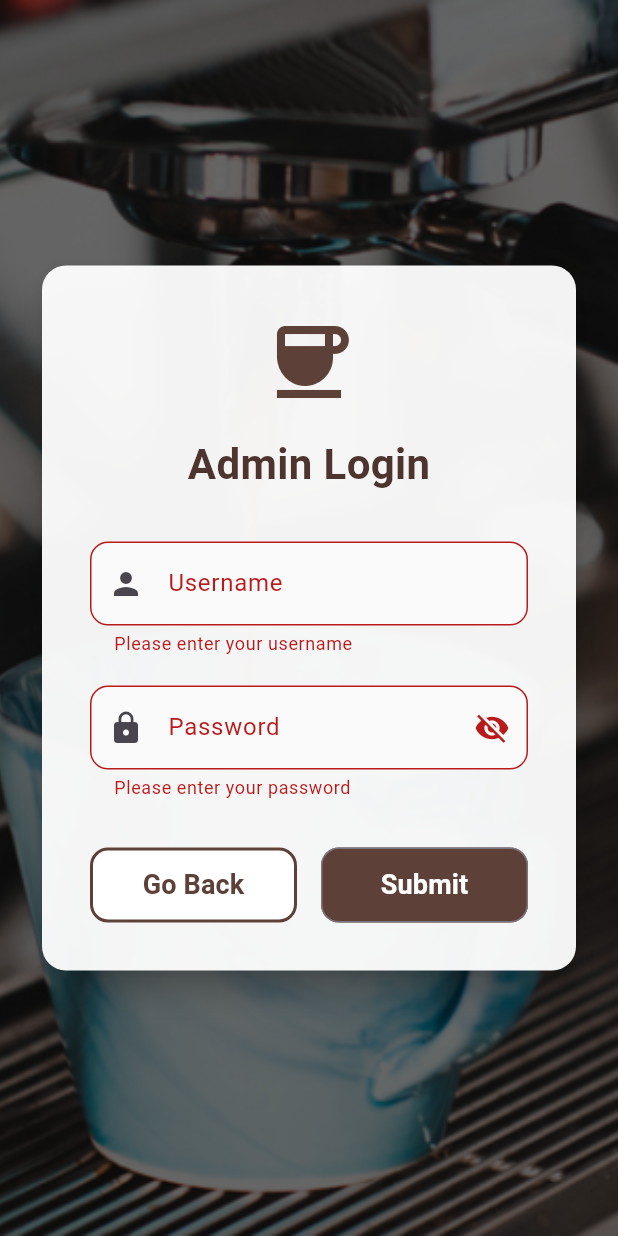
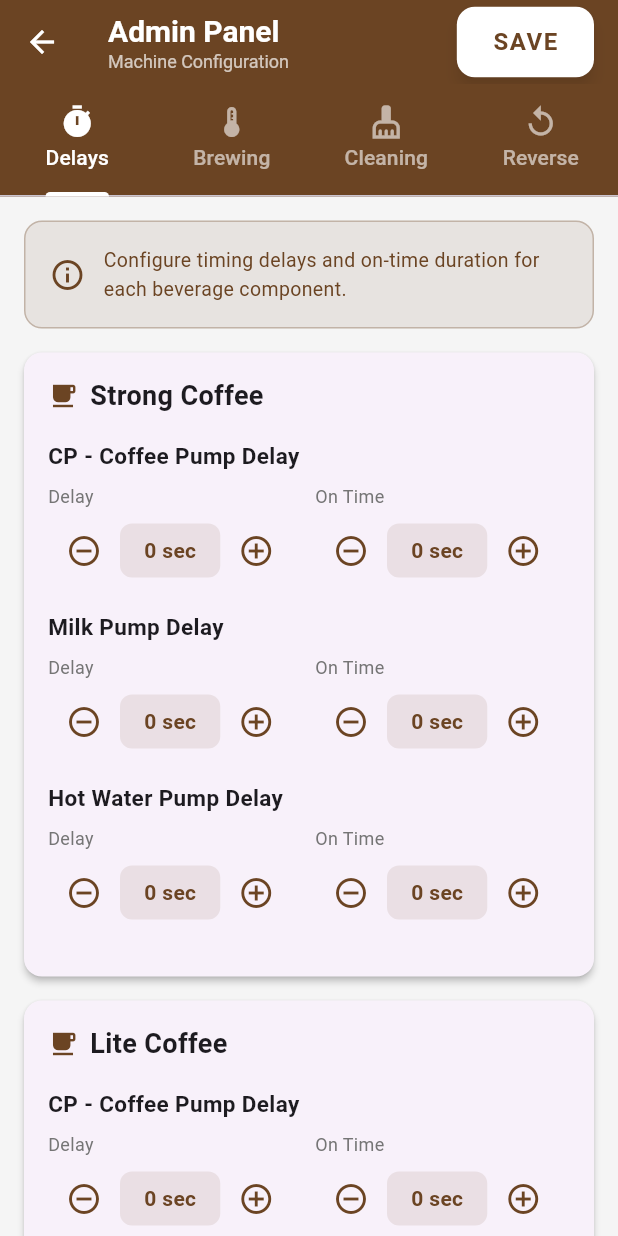
Before and after one commit to its-Thanush/coffee_vending, a Flutter app: the adminScreenLogin screen opened directly, after a tap on "Submit", on a phone screen of 412 x 824 dp. Run offline on Flutter 3.47's test engine with Material 3 defaults, Android fonts, the phone set to English and light mode, and no system bars.

Commit message:
AdminPanel

```diff
--- /dev/null
+++ b/lib/Screens/AdminPanel/tab/AdminPanelT.dart
@@ -0,0 +1,591 @@
+import 'package:flutter/material.dart';
+
+class Adminpanel extends StatefulWidget {
+  const Adminpanel({super.key});
+
+  @override
+  State<Adminpanel> createState() => _AdminpanelState();
+}
+
+class _AdminpanelState extends State<Adminpanel> with SingleTickerProviderStateMixin {
+  late TabController _tabController;
+
+  // Delay Settings
+  final Map<String, Map<String, int>> _delaySettings = {
+    'strongCoffee': {'cpDelay': 0, 'cpOnTime': 0, 'milkDelay': 0, 'milkOnTime': 0, 'waterDelay': 0, 'waterOnTime': 0},
+    'liteCoffee': {'cpDelay': 0, 'cpOnTime': 0, 'milkDelay': 0, 'milkOnTime': 0, 'waterDelay': 0, 'waterOnTime': 0},
+    'blackCoffee': {'ctpDelay': 0, 'ctpOnTime': 0, 'waterDelay': 0, 'waterOnTime': 0},
+    'strongTea': {'ttpDelay': 0, 'ttpOnTime': 0, 'milkDelay': 0, 'milkOnTime': 0, 'waterDelay': 0, 'waterOnTime': 0},
+    'liteTea': {'ttpDelay': 0, 'ttpOnTime': 0, 'milkDelay': 0, 'milkOnTime': 0, 'waterDelay': 0, 'waterOnTime': 0},
+    'blackTea': {'ttpDelay': 0, 'ttpOnTime': 0, 'waterDelay': 0, 'waterOnTime': 0},
+    'dipTea': {'waterDelay': 0, 'waterOnTime': 0, 'milkDelay': 0, 'milkOnTime': 0},
+    'hotMilk': {'milkDelay': 0, 'milkOnTime': 0, 'waterDelay': 0, 'waterOnTime': 0},
+    'hotWater': {'waterValveDelay': 0, 'waterValveOnTime': 0},
+  };
+
+  // Brewing Settings
+  double _coffeeTemp = 85.0;
+  double _teaTemp = 90.0;
+
+  // Cleaning Settings
+  int _teaClean = 10;
+  int _coffeeClean = 10;
+  int _milkClean = 15;
+
+  // Reverse Timing
+  int _milkPump = 5;
+  int _teaPump = 5;
+  int _coffeePump = 5;
+
+  @override
+  void initState() {
+    super.initState();
+    _tabController = TabController(length: 4, vsync: this);
+  }
+
+  @override
+  void dispose() {
+    _tabController.dispose();
+    super.dispose();
+  }
+
+  void _saveSettings() {
+    // Implement your save logic here
+    ScaffoldMessenger.of(context).showSnackBar(
+      const SnackBar(
+        content: Text('Settings saved successfully!'),
+        backgroundColor: Color(0xFF6B4423),
+        duration: Duration(seconds: 2),
+      ),
+    );
+  }
+
+  @override
+  Widget build(BuildContext context) {
+    return Scaffold(
+      backgroundColor: Colors.grey[100],
+      appBar: AppBar(
+        backgroundColor: const Color(0xFF6B4423),
+        foregroundColor: Colors.white,
+        title: const Column(
+          crossAxisAlignment: CrossAxisAlignment.start,
+          children: [
+            Text('Admin Panel', style: TextStyle(fontSize: 20, fontWeight: FontWeight.bold, color: Colors.white)),
+            Text('Machine Configuration', style: TextStyle(fontSize: 12, fontWeight: FontWeight.normal, color: Colors.white70)),
+          ],
+        ),
+        actions: [
+          Padding(
+            padding: const EdgeInsets.only(right: 16),
+            child: ElevatedButton.icon(
+              onPressed: _saveSettings,
+              label: const Text('SAVE', style: TextStyle(fontSize: 16, fontWeight: FontWeight.bold, letterSpacing: 1)),
+              style: ElevatedButton.styleFrom(
+                backgroundColor: Colors.white,
+                foregroundColor: const Color(0xFF6B4423),
+                elevation: 4,
+                shadowColor: Colors.black45,
+                padding: const EdgeInsets.symmetric(horizontal: 24, vertical: 12),
+                shape: RoundedRectangleBorder(
+                  borderRadius: BorderRadius.circular(12),
+                ),
+              ),
+            ),
+          ),
+        ],
+        bottom: TabBar(
+          controller: _tabController,
+          indicatorColor: Colors.white,
+          indicatorWeight: 3,
+          isScrollable: false,
+          labelColor: Colors.white,
+          unselectedLabelColor: Colors.white60,
+          tabs: const [
+            Tab(icon: Icon(Icons.timer), text: 'Delays'),
+            Tab(icon: Icon(Icons.thermostat), text: 'Brewing'),
+            Tab(icon: Icon(Icons.cleaning_services), text: 'Cleaning'),
+            Tab(icon: Icon(Icons.replay), text: 'Reverse'),
+          ],
+        ),
+      ),
+      body: TabBarView(
+        controller: _tabController,
+        children: [
+          _buildDelaySettings(),
+          _buildBrewingSettings(),
+          _buildCleaningSettings(),
+          _buildReverseSettings(),
+        ],
+      ),
+    );
+  }
+
+  // Delay Settings Tab
+  Widget _buildDelaySettings() {
+    return SingleChildScrollView(
+      padding: const EdgeInsets.all(16),
+      child: Column(
+        children: [
+          _buildInfoCard('Configure timing delays and on-time duration for each beverage component.'),
+          const SizedBox(height: 16),
+          _buildDelayCard('Strong Coffee', 'strongCoffee', [
+            {'key': 'cpDelay', 'label': 'CP - Coffee Pump Delay', 'onTimeKey': 'cpOnTime'},
+            {'key': 'milkDelay', 'label': 'Milk Pump Delay', 'onTimeKey': 'milkOnTime'},
+            {'key': 'waterDelay', 'label': 'Hot Water Pump Delay', 'onTimeKey': 'waterOnTime'},
+          ]),
+          _buildDelayCard('Lite Coffee', 'liteCoffee', [
+            {'key': 'cpDelay', 'label': 'CP - Coffee Pump Delay', 'onTimeKey': 'cpOnTime'},
+            {'key': 'milkDelay', 'label': 'Milk Pump Delay', 'onTimeKey': 'milkOnTime'},
+            {'key': 'waterDelay', 'label': 'Hot Water Pump Delay', 'onTimeKey': 'waterOnTime'},
+          ]),
+          _buildDelayCard('Black Coffee', 'blackCoffee', [
+            {'key': 'ctpDelay', 'label': 'CTP - Coffee Pump Delay', 'onTimeKey': 'ctpOnTime'},
+            {'key': 'waterDelay', 'label': 'Hot Water Pump Delay', 'onTimeKey': 'waterOnTime'},
+          ]),
+          _buildDelayCard('Strong Tea', 'strongTea', [
+            {'key': 'ttpDelay', 'label': 'TTP - Tea Pump Delay', 'onTimeKey': 'ttpOnTime'},
+            {'key': 'milkDelay', 'label': 'Milk Pump Delay', 'onTimeKey': 'milkOnTime'},
+            {'key': 'waterDelay', 'label': 'Hot Water Pump Delay', 'onTimeKey': 'waterOnTime'},
+          ]),
+          _buildDelayCard('Lite Tea', 'liteTea', [
+            {'key': 'ttpDelay', 'label': 'TTP - Tea Pump Delay', 'onTimeKey': 'ttpOnTime'},
+            {'key': 'milkDelay', 'label': 'Milk Pump Delay', 'onTimeKey': 'milkOnTime'},
+            {'key': 'waterDelay', 'label': 'Hot Water Pump Delay', 'onTimeKey': 'waterOnTime'},
+          ]),
+          _buildDelayCard('Black Tea', 'blackTea', [
+            {'key': 'ttpDelay', 'label': 'TTP - Tea Pump Delay', 'onTimeKey': 'ttpOnTime'},
+            {'key': 'waterDelay', 'label': 'Hot Water Pump Delay', 'onTimeKey': 'waterOnTime'},
+          ]),
+          _buildDelayCard('Dip Tea', 'dipTea', [
+            {'key': 'waterDelay', 'label': 'Hot Water Pump Delay', 'onTimeKey': 'waterOnTime'},
+            {'key': 'milkDelay', 'label': 'Milk Pump Delay', 'onTimeKey': 'milkOnTime'},
+          ]),
+          _buildDelayCard('Hot Milk', 'hotMilk', [
+            {'key': 'milkDelay', 'label': 'Milk Pump Delay', 'onTimeKey': 'milkOnTime'},
+            {'key': 'waterDelay', 'label': 'Hot Water Pump Delay', 'onTimeKey': 'waterOnTime'},
+          ]),
+          _buildDelayCard('Hot Water', 'hotWater', [
+            {'key': 'waterValveDelay', 'label': 'Hot Water Valve Delay', 'onTimeKey': 'waterValveOnTime'},
+          ]),
+        ],
+      ),
+    );
+  }
+
+  Widget _buildDelayCard(String title, String beverageKey, List<Map<String, String>> fields) {
+    return Card(
+      margin: const EdgeInsets.only(bottom: 16),
+      elevation: 2,
+      shape: RoundedRectangleBorder(borderRadius: BorderRadius.circular(12)),
+      child: Padding(
+        padding: const EdgeInsets.all(16),
+        child: Column(
+          crossAxisAlignment: CrossAxisAlignment.start,
+          children: [
+            Row(
+              children: [
+                Icon(Icons.local_cafe, color: const Color(0xFF6B4423), size: 20),
+                const SizedBox(width: 8),
+                Text(
+                  title,
+                  style: const TextStyle(fontSize: 18, fontWeight: FontWeight.bold),
+                ),
+              ],
+            ),
+            const SizedBox(height: 16),
+            ...fields.map((field) => Padding(
+              padding: const EdgeInsets.only(bottom: 16),
+              child: _buildDelayRow(
+                field['label']!,
+                _delaySettings[beverageKey]![field['key']]!,
+                _delaySettings[beverageKey]![field['onTimeKey']!]!,
+                    (delayValue) {
+                  setState(() {
+                    _delaySettings[beverageKey]![field['key']!] = delayValue;
+                  });
+                },
+                    (onTimeValue) {
+                  setState(() {
+                    _delaySettings[beverageKey]![field['onTimeKey']!] = onTimeValue;
+                  });
+                },
+              ),
+            )).toList(),
+          ],
+        ),
+      ),
+    );
+  }
+
+  Widget _buildDelayRow(String label, int delayValue, int onTimeValue, Function(int) onDelayChanged, Function(int) onTimeChanged) {
+    return Column(
+      crossAxisAlignment: CrossAxisAlignment.start,
+      children: [
+        Text(
+          label,
+          style: const TextStyle(fontSize: 15, fontWeight: FontWeight.w600),
+        ),
+        const SizedBox(height: 8),
+        Row(
+          children: [
+            // Delay controls
+            Expanded(
+              child: Column(
+                crossAxisAlignment: CrossAxisAlignment.start,
+                children: [
+                  Text('Delay', style: TextStyle(fontSize: 12, color: Colors.grey[600])),
+                  const SizedBox(height: 4),
+                  Row(
+                    children: [
+                      IconButton(
+                        onPressed: () => delayValue > 0 ? onDelayChanged(delayValue - 1) : null,
+                        icon: const Icon(Icons.remove_circle_outline),
+                        color: const Color(0xFF6B4423),
+                      ),
+                      Container(
+                        padding: const EdgeInsets.symmetric(horizontal: 16, vertical: 8),
+                        decoration: BoxDecoration(
+                          color: const Color(0xFF6B4423).withOpacity(0.1),
+                          borderRadius: BorderRadius.circular(8),
+                        ),
+                        child: Text(
+                          '$delayValue sec',
+                          style: const TextStyle(fontSize: 14, fontWeight: FontWeight.bold, color: Color(0xFF6B4423)),
+                        ),
+                      ),
+                      IconButton(
+                        onPressed: () => onDelayChanged(delayValue + 1),
+                        icon: const Icon(Icons.add_circle_outline),
+                        color: const Color(0xFF6B4423),
+                      ),
+                    ],
+                  ),
+                ],
+              ),
+            ),
+            const SizedBox(width: 8),
+            // On Time controls
+            Expanded(
+              child: Column(
+                crossAxisAlignment: CrossAxisAlignment.start,
+                children: [
+                  Text('On Time', style: TextStyle(fontSize: 12, color: Colors.grey[600])),
+                  const SizedBox(height: 4),
+                  Row(
+                    children: [
+                      IconButton(
+                        onPressed: () => onTimeValue > 0 ? onTimeChanged(onTimeValue - 1) : null,
+                        icon: const Icon(Icons.remove_circle_outline),
+                        color: const Color(0xFF6B4423),
+                      ),
+                      Container(
+                        padding: const EdgeInsets.symmetric(horizontal: 16, vertical: 8),
+                        decoration: BoxDecoration(
+                          color: const Color(0xFF6B4423).withOpacity(0.1),
+                          borderRadius: BorderRadius.circular(8),
+                        ),
+                        child: Text(
+                          '$onTimeValue sec',
+                          style: const TextStyle(fontSize: 14, fontWeight: FontWeight.bold, color: Color(0xFF6B4423)),
+                        ),
+                      ),
+                      IconButton(
+                        onPressed: () => onTimeChanged(onTimeValue + 1),
+                        icon: const Icon(Icons.add_circle_outline),
+                        color: const Color(0xFF6B4423),
+                      ),
+                    ],
+                  ),
+                ],
+              ),
+            ),
+          ],
+        ),
+      ],
+    );
+  }
+
+  // Brewing Settings Tab
+  Widget _buildBrewingSettings() {
+    return SingleChildScrollView(
+      padding: const EdgeInsets.all(16),
+      child: Column(
+        children: [
+          _buildInfoCard('Set optimal brewing temperatures for coffee and tea (20-99°C).'),
+          const SizedBox(height: 16),
+          Card(
+            elevation: 2,
+            shape: RoundedRectangleBorder(borderRadius: BorderRadius.circular(12)),
+            child: Padding(
+              padding: const EdgeInsets.all(20),
+              child: Column(
+                children: [
+                  _buildTemperatureSlider(
+                    'Coffee Brewing Temperature',
+                    _coffeeTemp,
+                    Icons.coffee,
+                    Colors.brown,
+                        (value) => setState(() => _coffeeTemp = value),
+                  ),
+                  const Divider(height: 40),
+                  _buildTemperatureSlider(
+                    'Tea Brewing Temperature',
+                    _teaTemp,
+                    Icons.emoji_food_beverage,
+                    Colors.green,
+                        (value) => setState(() => _teaTemp = value),
+                  ),
+                ],
+              ),
+            ),
+          ),
+        ],
+      ),
+    );
+  }
+
+  Widget _buildTemperatureSlider(String label, double value, IconData icon, Color color, Function(double) onChanged) {
+    return Column(
+      crossAxisAlignment: CrossAxisAlignment.start,
+      children: [
+        Row(
+          children: [
+            Icon(icon, color: color, size: 24),
+            const SizedBox(width: 12),
+            Text(label, style: const TextStyle(fontSize: 16, fontWeight: FontWeight.w600)),
+          ],
+        ),
+        const SizedBox(height: 16),
+        Row(
+          children: [
+            Expanded(
+              child: Slider(
+                value: value,
+                min: 20,
+                max: 99,
+                divisions: 79,
+                activeColor: color,
+                label: '${value.round()}°C',
+                onChanged: onChanged,
+              ),
+            ),
+            Container(
+              padding: const EdgeInsets.symmetric(horizontal: 16, vertical: 8),
+              decoration: BoxDecoration(
+                color: color.withOpacity(0.1),
+                borderRadius: BorderRadius.circular(8),
+                border: Border.all(color: color.withOpacity(0.3)),
+              ),
+              child: Text(
+                '${value.round()}°C',
+                style: TextStyle(fontSize: 18, fontWeight: FontWeight.bold, color: color),
+              ),
+            ),
+          ],
+        ),
+      ],
+    );
+  }
+
+  // Cleaning Settings Tab
+  Widget _buildCleaningSettings() {
+    return SingleChildScrollView(
+      padding: const EdgeInsets.all(16),
+      child: Column(
+        children: [
+          _buildInfoCard('Configure automatic cleaning duration for each component.'),
+          const SizedBox(height: 16),
+          Card(
+            elevation: 2,
+            shape: RoundedRectangleBorder(borderRadius: BorderRadius.circular(12)),
+            child: Padding(
+              padding: const EdgeInsets.all(20),
+              child: Column(
+                children: [
+                  _buildCleaningItem('Tea Cleaning Duration', _teaClean, Icons.emoji_food_beverage, Colors.green,
+                          (value) => setState(() => _teaClean = value)),
+                  const Divider(height: 32),
+                  _buildCleaningItem('Coffee Cleaning Duration', _coffeeClean, Icons.coffee, Colors.brown,
+                          (value) => setState(() => _coffeeClean = value)),
+                  const Divider(height: 32),
+                  _buildCleaningItem('Milk Cleaning Duration', _milkClean, Icons.water_drop, Colors.blue,
+                          (value) => setState(() => _milkClean = value)),
+                ],
+              ),
+            ),
+          ),
+        ],
+      ),
+    );
+  }
+
+  Widget _buildCleaningItem(String label, int value, IconData icon, Color color, Function(int) onChanged) {
+    return Row(
+      children: [
+        Icon(icon, color: color, size: 28),
+        const SizedBox(width: 16),
+        Expanded(
+          child: Column(
+            crossAxisAlignment: CrossAxisAlignment.start,
+            children: [
+              Text(label, style: const TextStyle(fontSize: 16, fontWeight: FontWeight.w600)),
+              const SizedBox(height: 8),
+              Row(
+                children: [
+                  IconButton(
+                    onPressed: () => value > 0 ? onChanged(value - 1) : null,
+                    icon: const Icon(Icons.remove_circle_outline),
+                    color: color,
+                  ),
+                  Container(
+                    padding: const EdgeInsets.symmetric(horizontal: 20, vertical: 8),
+                    decoration: BoxDecoration(
+                      color: color.withOpacity(0.1),
+                      borderRadius: BorderRadius.circular(8),
+                    ),
+                    child: Text('$value sec', style: TextStyle(fontSize: 16, fontWeight: FontWeight.bold, color: color)),
+                  ),
+                  IconButton(
+                    onPressed: () => onChanged(value + 1),
+                    icon: const Icon(Icons.add_circle_outline),
+                    color: color,
+                  ),
+                ],
+              ),
+            ],
+          ),
+        ),
+      ],
+    );
+  }
+
+  // Reverse Timing Tab
+  Widget _buildReverseSettings() {
+    return SingleChildScrollView(
+      padding: const EdgeInsets.all(16),
+      child: Column(
+        children: [
+          _buildInfoCard('Set delay timing to reverse pumps and return liquid to storage.'),
+          const SizedBox(height: 16),
+          Card(
+            elevation: 2,
+            shape: RoundedRectangleBorder(borderRadius: BorderRadius.circular(12)),
+            child: Padding(
+              padding: const EdgeInsets.all(20),
+              child: Column(
+                children: [
+                  _buildReverseItem('Milk Pump Reverse', _milkPump, Icons.water_drop, Colors.blue,
+                          (value) => setState(() => _milkPump = value)),
+                  const Divider(height: 32),
+                  _buildReverseItem('Tea Pump Reverse', _teaPump, Icons.emoji_food_beverage, Colors.green,
+                          (value) => setState(() => _teaPump = value)),
+                  const Divider(height: 32),
+                  _buildReverseItem('Coffee Pump Reverse', _coffeePump, Icons.coffee, Colors.brown,
+                          (value) => setState(() => _coffeePump = value)),
+                ],
+              ),
+            ),
+          ),
+        ],
+      ),
+    );
+  }
+
+  Widget _buildReverseItem(String label, int value, IconData icon, Color color, Function(int) onChanged) {
+    return Row(
+      children: [
+        Icon(icon, color: color, size: 28),
+        const SizedBox(width: 16),
+        Expanded(
+          child: Column(
+            crossAxisAlignment: CrossAxisAlignment.start,
+            children: [
+              Text(label, style: const TextStyle(fontSize: 16, fontWeight: FontWeight.w600)),
+              const SizedBox(height: 8),
+              Row(
+                children: [
+                  IconButton(
+                    onPressed: () => value > 0 ? onChanged(value - 1) : null,
+                    icon: const Icon(Icons.remove_circle_outline),
+                    color: color,
+                  ),
+                  Container(
+                    padding: const EdgeInsets.symmetric(horizontal: 20, vertical: 8),
+                    decoration: BoxDecoration(
+                      color: color.withOpacity(0.1),
+                      borderRadius: BorderRadius.circular(8),
+                    ),
+                    child: Text('$value sec', style: TextStyle(fontSize: 16, fontWeight: FontWeight.bold, color: color)),
+                  ),
+                  IconButton(
+                    onPressed: () => onChanged(value + 1),
+                    icon: const Icon(Icons.add_circle_outline),
+                    color: color,
+                  ),
+                ],
+              ),
+            ],
+          ),
+        ),
+      ],
+    );
+  }
+
+  // Helper Widgets
+  Widget _buildInfoCard(String text) {
+    return Container(
+      padding: const EdgeInsets.all(16),
+      decoration: BoxDecoration(
+        color: const Color(0xFF6B4423).withOpacity(0.1),
+        border: Border.all(color: const Color(0xFF6B4423).withOpacity(0.3)),
+        borderRadius: BorderRadius.circular(12),
+      ),
+      child: Row(
+        children: [
+          Icon(Icons.info_outline, color: const Color(0xFF6B4423)),
+          const SizedBox(width: 12),
+          Expanded(
+            child: Text(
+              text,
+              style: const TextStyle(color: Color(0xFF6B4423), fontSize: 13),
+            ),
+          ),
+        ],
+      ),
+    );
+  }
+
+  Widget _buildNumberInput(String label, int value, Function(int) onChanged) {
+    return Column(
+      crossAxisAlignment: CrossAxisAlignment.start,
+      mainAxisSize: MainAxisSize.min,
+      children: [
+        Text(
+          label,
+          style: TextStyle(fontSize: 11, fontWeight: FontWeight.w500, color: Colors.grey[700]),
+          maxLines: 1,
+          overflow: TextOverflow.ellipsis,
+        ),
+        const SizedBox(height: 4),
+        TextField(
+          keyboardType: TextInputType.number,
+          decoration: InputDecoration(
+            contentPadding: const EdgeInsets.symmetric(horizontal: 12, vertical: 8),
+            suffixText: 'sec',
+            suffixStyle: TextStyle(fontSize: 11, color: Colors.grey[600]),
+            border: OutlineInputBorder(
+              borderRadius: BorderRadius.circular(8),
+              borderSide: BorderSide(color: Colors.grey[300]!),
+            ),
+            focusedBorder: OutlineInputBorder(
+              borderRadius: BorderRadius.circular(8),
+              borderSide: const BorderSide(color: Color(0xFF6B4423), width: 2),
+            ),
+          ),
+          controller: TextEditingController(text: value.toString()),
+          onChanged: (val) => onChanged(int.tryParse(val) ?? 0),
+        ),
+      ],
+    );
+  }
+}
--- a/lib/Screens/adminLogin/tab/AdminScreenLoginT.dart
+++ b/lib/Screens/adminLogin/tab/AdminScreenLoginT.dart
@@ -1,3 +1,4 @@
+import 'package:coffee_vending/Screens/AdminPanel/tab/AdminPanelT.dart';
 import 'package:coffee_vending/allImports.dart';
 
 import 'package:flutter/material.dart';
@@ -23,19 +24,25 @@ class _adminScreenLoginState extends State<adminScreenLogin> {
   }
 
   void _handleSubmit() {
-    if (_formKey.currentState!.validate()) {
-      // Handle login logic here
-      String username = _usernameController.text;
-      String password = _passwordController.text;
-
-      // TODO: Implement your authentication logic
-      print('Username: $username');
-      print('Password: $password');
-
-      ScaffoldMessenger.of(context).showSnackBar(
-        const SnackBar(content: Text('Logging in...')),
-      );
-    }
+    Navigator.push(
+      context,
+      MaterialPageRoute(
+        builder: (context) =>  Adminpanel(),
+      ),
+    );
+    // if (_formKey.currentState!.validate()) {
+    //   // Handle login logic here
+    //   String username = _usernameController.text;
+    //   String password = _passwordController.text;
+    //
+    //   // TODO: Implement your authentication logic
+    //   print('Username: $username');
+    //   print('Password: $password');
+    //
+    //   ScaffoldMessenger.of(context).showSnackBar(
+    //     const SnackBar(content: Text('Logging in...')),
+    //   );
+    // }
   }
 
   @override
```
